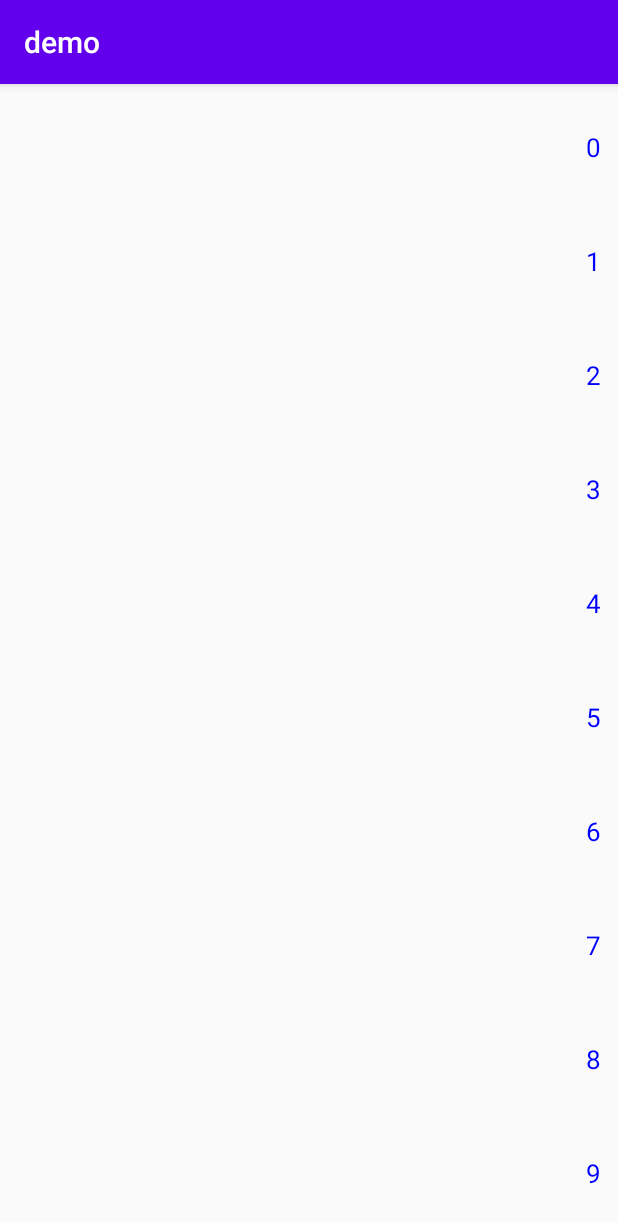
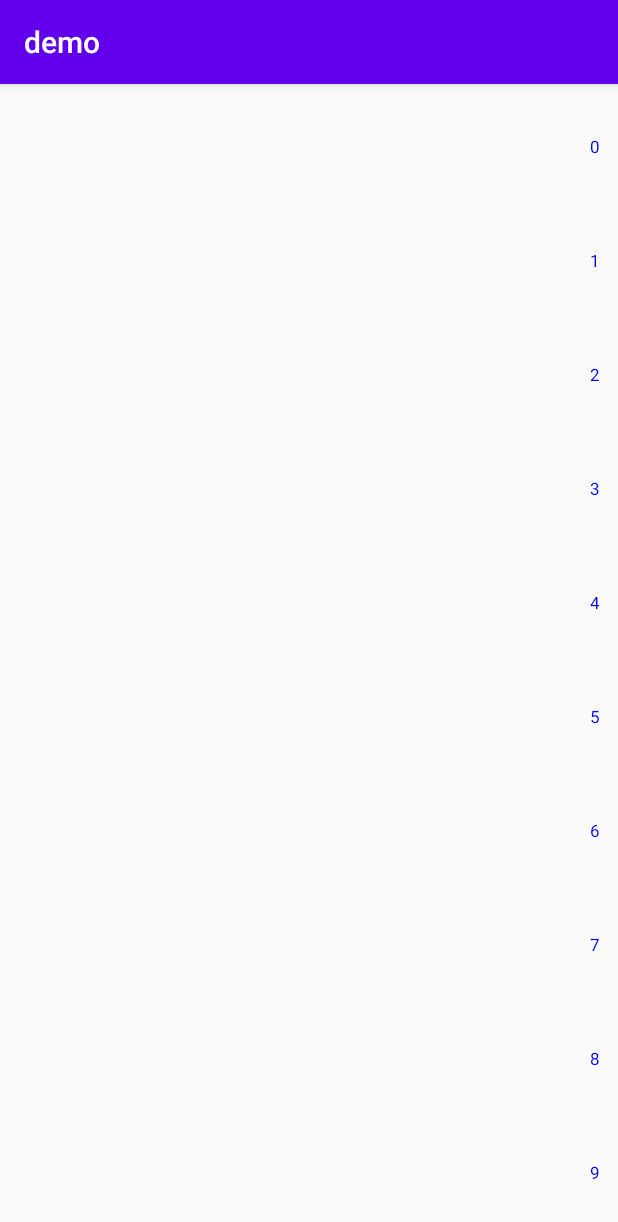
Before and after one commit to tDaem/letter_side_bar, an Android app: the screen it shows after launch (MainActivity), on a phone screen of 412 x 824 dp. Shown: the top 1222 px of the screen. Run offline under Robolectric (Android 15) with nearby library versions, the phone set to English and light mode, and no system bars; 4 statements that could not run were skipped.

Commit message:
修改自定义属性名字

```diff
--- a/app/src/main/res/layout/activity_main.xml
+++ b/app/src/main/res/layout/activity_main.xml
@@ -4,7 +4,7 @@
     xmlns:tools="http://schemas.android.com/tools"
     android:layout_width="match_parent"
     android:layout_height="match_parent"
-    tools:context=".LetterSideBar">
+    tools:context=".MainActivity">
 
     <TextView
         android:id="@+id/textView"
@@ -28,6 +28,10 @@
         android:paddingTop="4dp"
         android:paddingRight="12dp"
         android:paddingBottom="4dp"
+        app:highLightTextTolor="@android:color/holo_red_dark"
+        app:highLightTextSize="21sp"
+        app:normalTextColor="@color/colorPrimary"
+        app:normalTextSize="17sp"
         app:layout_constraintBottom_toBottomOf="parent"
         app:layout_constraintEnd_toEndOf="parent"
         app:layout_constraintTop_toTopOf="parent">
```
Also changed, not shown: lettersidebar/src/main/res/values/attrs.xml (+4 -4 lines).
